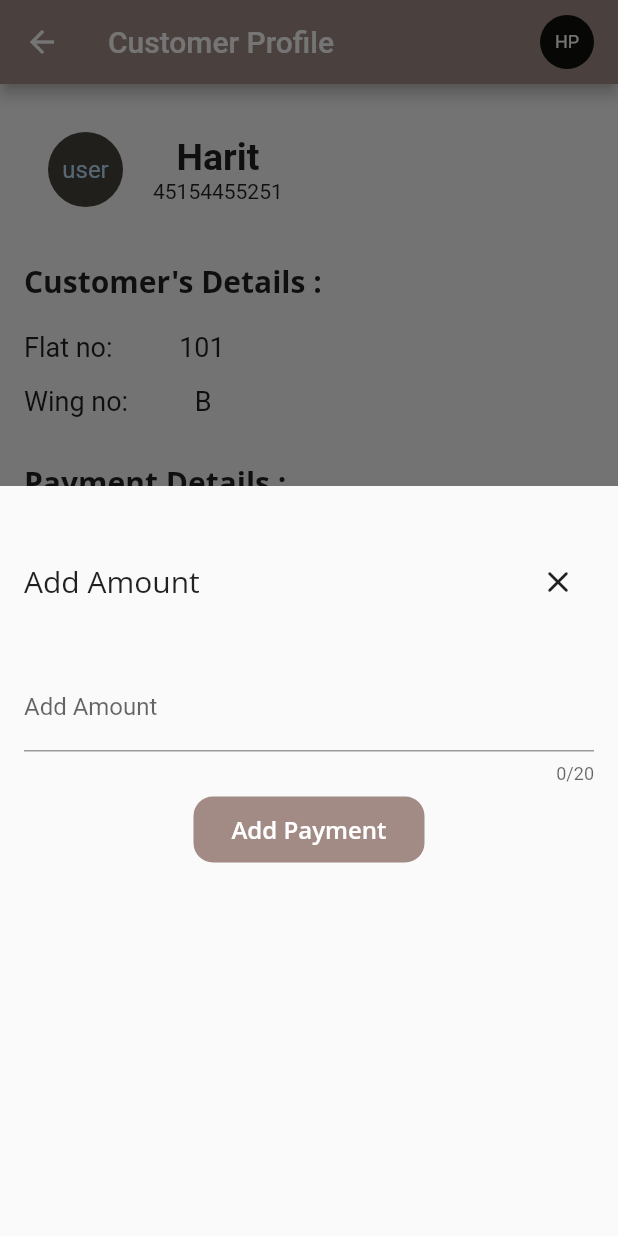
After one commit to Harit012/build_ready, a Flutter app: the CustomersScreen screen opened directly, after a tap on "Add Payment", on a phone screen of 412 x 824 dp. The commit adds this screen. Run offline on Flutter 3.47's test engine with Material 2 defaults, Android fonts, the light colour scheme and no system bars; network calls fail; Roboto replaces fonts that are missing (Open Sans).

Commit message:
added Customer Profile

```diff
--- /dev/null
+++ b/lib/Screens/customers_screen.dart
@@ -0,0 +1,131 @@
+import 'package:build_ready/widgets/add_payment.dart';
+import 'package:build_ready/widgets/builders_navigator.dart';
+import 'package:build_ready/widgets/details_row.dart';
+import 'package:build_ready/widgets/user_profile.dart';
+import 'package:flutter/material.dart';
+
+class CustomersScreen extends StatefulWidget {
+  const CustomersScreen({super.key});
+
+  @override
+  State<CustomersScreen> createState() => _CustomersScreenState();
+}
+
+class _CustomersScreenState extends State<CustomersScreen> {
+  final String blockNo = '101';
+  final String wingNo = 'B';
+  final int totalAmount = 1500000;
+  final int paidAmount = 400000;
+  final int remainingAmount = 1100000;
+
+  @override
+  Widget build(BuildContext context) {
+
+    // ignore: no_leading_underscores_for_local_identifiers
+    void _addPayment() {
+    showModalBottomSheet(
+      useSafeArea: true,
+      isScrollControlled: true,
+      context: context,
+      builder: (ctx) => const AddPayment(),
+    );
+  }
+
+    return Scaffold(
+      appBar: AppBar(
+        backgroundColor: const Color(0xFFA28B85),
+        title: const BuildersNavigator(
+          title: 'Customer Profile',
+        ),
+      ),
+      body: SingleChildScrollView(
+        child: Padding(
+          padding:const EdgeInsets.all(16),
+          child: Column(
+            children: [
+              const UserProfile(userName: 'Harit', userNumber: '45154455251'),
+              const SizedBox(
+                height: 20,
+              ),
+              const Row(
+                mainAxisAlignment: MainAxisAlignment.start,
+                children: [
+                  Text(
+                    "Customer's Details :",
+                    style: TextStyle(
+                      fontSize: 20,
+                      fontFamily: 'Open Sans',
+                      fontWeight: FontWeight.bold,
+                    ),
+                  ),
+                ],
+              ),
+              const SizedBox(height: 20),
+              DetailsRow(lable: "Flat no: ", value: blockNo),
+              const SizedBox(height: 15),
+              DetailsRow(lable: "Wing no: ", value: wingNo),
+              const SizedBox(height: 30),
+              const Row(
+                mainAxisAlignment: MainAxisAlignment.start,
+                children: [
+                  Text(
+                    "Payment Details :",
+                    style: TextStyle(
+                      fontSize: 20,
+                      fontFamily: 'Open Sans',
+                      fontWeight: FontWeight.bold,
+                    ),
+                  ),
+                ],
+              ),
+              const SizedBox(height: 20),
+              DetailsRow(lable: "Paid Amount: ", value: paidAmount.toString()),
+              const SizedBox(height: 15),
+              DetailsRow(
+                  lable: "Total Amount: ", value: totalAmount.toString()),
+              const SizedBox(height: 15),
+              DetailsRow(
+                  lable: "Remaining Amount: ",
+                  value: remainingAmount.toString()),
+              const SizedBox(height: 30),
+              Column(
+                mainAxisAlignment: MainAxisAlignment.end,
+                children: [
+                  Row(
+                    mainAxisAlignment: MainAxisAlignment.center,
+                    children: [
+                      TextButton(
+                      onPressed:_addPayment,
+                      child: Container(
+                          width: 154,
+                          height: 44,
+                          decoration: ShapeDecoration(
+                            color: const Color(0xFFA28B85),
+                            shape: RoundedRectangleBorder(
+                              borderRadius: BorderRadius.circular(13),
+                            ),
+                          ),
+                          child: const Center(
+                            child: Text(
+                              'Add Payment',
+                              style: TextStyle(
+                                color: Colors.white,
+                                fontSize: 16,
+                                fontFamily: 'Open Sans',
+                                fontWeight: FontWeight.w600,
+                                height: 1.25,
+                              ),
+                            ),
+                          ),),
+                    ),
+                    ],
+                  ),
+                ],
+              ),
+            ],
+          ),
+        ),
+      ),
+    );
+  }
+}
--- a/lib/Screens/home_screen.dart
+++ b/lib/Screens/home_screen.dart
@@ -1,3 +1,4 @@
+import 'package:build_ready/Screens/builder_profile_screen.dart';
 import 'package:build_ready/widgets/add_new_project.dart';
 import 'package:build_ready/widgets/projectwidget.dart';
 import 'package:flutter/material.dart';
@@ -43,9 +44,23 @@ class _HomeScreenState extends State<HomeScreen> {
                 child: Row(
                   mainAxisAlignment: MainAxisAlignment.end,
                   children: [
-                    IconButton(
-                      onPressed: _addNewProject,
-                      icon: const Icon(Icons.verified_user_outlined),
+                    InkWell(
+                      onTap: () {
+                        Navigator.push(
+                          context,
+                          MaterialPageRoute(
+                            builder: (context) => const BuilderProfileScreen(),
+                          ),
+                        );
+                      },
+                      child: const CircleAvatar(
+                        radius: 18,
+                        backgroundColor: Color.fromARGB(255, 15, 16, 14),
+                        child: Text(
+                          'HP',
+                          style: TextStyle(color: Colors.white, fontSize: 12),
+                        ),
+                      ),
                     ),
                   ],
                 ),
--- a/lib/Screens/inside_wing_screen.dart
+++ b/lib/Screens/inside_wing_screen.dart
@@ -76,7 +76,7 @@ class _InsideWingScreenState extends State<InsideWingScreen> {
                               children: [
                                 for (int k = 1; k <= noOfBlocksPerFloor; k++)
                                   const BlockWidget(
-                                    isBooked: true,
+                                    isBooked: false,
                                   ),
                               ],
                             ),
--- a/lib/Screens/login_screen.dart
+++ b/lib/Screens/login_screen.dart
@@ -1,3 +1,4 @@
+import 'package:build_ready/Screens/home_screen.dart';
 import 'package:flutter/material.dart';
 
 class LoginScreen extends StatefulWidget {
@@ -96,7 +97,12 @@ class _LoginScreenState extends State<LoginScreen> {
                 //         borderRadius: BorderRadius.circular(20)),
                 //     onPressed: () {})
                 TextButton(
-                  onPressed: () {},
+                  onPressed: () {
+                    Navigator.push(
+                        context,
+                        MaterialPageRoute(
+                            builder: (context) => const HomeScreen()));
+                  },
                   child: Container(
                       width: 154,
                       height: 44,
--- a/lib/Screens/properties_screen.dart
+++ b/lib/Screens/properties_screen.dart
@@ -1,6 +1,8 @@
 // import 'package:build_ready/data/dummy_url.dart';
 import 'package:build_ready/Screens/flat_booking_screen.dart';
 import 'package:build_ready/Screens/gallery_features_screen.dart';
+import 'package:build_ready/Screens/payment_info_screen.dart';
+import 'package:build_ready/widgets/builders_navigator.dart';
 import 'package:build_ready/widgets/properties.dart';
 import 'package:flutter/material.dart';
 
@@ -13,22 +15,7 @@ class PropertiesScreen extends StatelessWidget {
       child: Scaffold(
         appBar: AppBar(
           backgroundColor: const Color(0xFFA28B85),
-          title: Row(
-            children: [
-              const Text('Properties'),
-              Expanded(
-                child: Row(
-                  mainAxisAlignment: MainAxisAlignment.end,
-                  children: [
-                    IconButton(
-                      onPressed: () {},
-                      icon: const Icon(Icons.verified_user_outlined),
-                    ),
-                  ],
-                ),
-              )
-            ],
-          ),
+          title: const BuildersNavigator(title: 'Properties'),
         ),
         body: Column(
           children: [
@@ -51,7 +38,14 @@ class PropertiesScreen extends StatelessWidget {
               height: 10,
             ),
             InkWell(
-              onTap: () {},
+              onTap: () {
+                Navigator.push(
+                  context,
+                  MaterialPageRoute(
+                    builder: (context) => PaymentInfoScreen(),
+                  ),
+                );
+              },
               child: const PropertiesWidget(
                   url: 'images/PaymentDetails.jpg', name: 'Payment Details'),
             ),
--- a/lib/main.dart
+++ b/lib/main.dart
@@ -1,4 +1,4 @@
-import 'package:build_ready/Screens/builder_profile_screen.dart';
+import 'package:build_ready/Screens/login_screen.dart';
 
 import 'package:flutter/material.dart';
 
@@ -8,7 +8,7 @@ void main() {
       // theme: ,
       // darkTheme: ,
       debugShowCheckedModeBanner: false,
-      home: BuilderProfileScreen(),
+      home: LoginScreen(),
     ),
   );
 }
--- a/lib/widgets/add_new_project.dart
+++ b/lib/widgets/add_new_project.dart
@@ -96,7 +96,7 @@ class _AddNewProjectState extends State<AddNewProject> {
                             ),
                           ),
                           const SizedBox(
-                            width: 60,
+                            width: 30,
                           ),
                           SizedBox(
                             width: 80,
@@ -110,7 +110,7 @@ class _AddNewProjectState extends State<AddNewProject> {
                             ),
                           ),
                           const SizedBox(
-                            width: 60,
+                            width: 30,
                           ),
                           SizedBox(
                             width: 80,
@@ -126,7 +126,7 @@ class _AddNewProjectState extends State<AddNewProject> {
                         ],
                       ),
                       const SizedBox(
-                        height: 30,
+                        height: 20,
                       ),
                       TextField(
                         controller: _imageUrlController,
@@ -137,7 +137,7 @@ class _AddNewProjectState extends State<AddNewProject> {
                         ),
                       ),
                       const SizedBox(
-                        height: 30,
+                        height: 20,
                       ),
                       TextButton(
                         onPressed: () {},
--- /dev/null
+++ b/lib/widgets/add_payment.dart
@@ -0,0 +1,105 @@
+import 'package:flutter/material.dart';
+
+class AddPayment extends StatefulWidget {
+  const AddPayment({super.key});
+
+  @override
+  State<AddPayment> createState() => _AddPaymentState();
+}
+
+class _AddPaymentState extends State<AddPayment> {
+  final _addedAmountController = TextEditingController();
+
+  @override
+  Widget build(BuildContext context) {
+    final keyboardSpace = MediaQuery.of(context).viewInsets.bottom;
+
+    return LayoutBuilder(builder: (context, constraints) {
+      return SizedBox(
+        height: 500,
+        child: SingleChildScrollView(
+          child: Padding(
+            padding: EdgeInsets.fromLTRB(16, 40, 16, keyboardSpace + 16),
+            child: Expanded(
+              child: Container(
+                decoration:
+                    BoxDecoration(borderRadius: BorderRadius.circular(20)),
+                child: Column(
+                  children: [
+                    Row(
+                      mainAxisAlignment: MainAxisAlignment.start,
+                      children: [
+                        const Text(
+                          'Add Amount ',
+                          style:
+                              TextStyle(fontSize: 20, fontFamily: 'OpenSanas'),
+                        ),
+                        Expanded(
+                          child: Row(
+                            mainAxisAlignment: MainAxisAlignment.end,
+                            children: [
+                              IconButton(
+                                  onPressed: () {
+                                    Navigator.pop(context);
+                                  },
+                                  icon: const Icon(Icons.close_rounded))
+                            ],
+                          ),
+                        ),
+                      ],
+                    ),
+                    const SizedBox(
+                      height: 30,
+                    ),
+                    TextField(
+                      controller: _addedAmountController,
+                      maxLength: 20,
+                      keyboardType: TextInputType.number,
+                      decoration: const InputDecoration(
+                        label: Text(
+                          "Add Amount",
+                        ),
+                      ),
+                    ),
+                    Row(
+                      mainAxisAlignment: MainAxisAlignment.center,
+                      children: [
+                        TextButton(
+                          onPressed: () {
+                            Navigator.pop(context);
+                          },
+                          child: Container(
+                            width: 154,
+                            height: 44,
+                            decoration: ShapeDecoration(
+                              color: const Color(0xFFA28B85),
+                              shape: RoundedRectangleBorder(
+                                borderRadius: BorderRadius.circular(13),
+                              ),
+                            ),
+                            child: const Center(
+                              child: Text(
+                                'Add Payment',
+                                style: TextStyle(
+                                  color: Colors.white,
+                                  fontSize: 16,
+                                  fontFamily: 'Open Sans',
+                                  fontWeight: FontWeight.w600,
+                                  height: 1.25,
+                                ),
+                              ),
+                            ),
+                          ),
+                        ),
+                      ],
+                    )
+                  ],
+                ),
+              ),
+            ),
+          ),
+        ),
+      );
+    });
+  }
+}
--- a/lib/widgets/block_widget.dart
+++ b/lib/widgets/block_widget.dart
@@ -1,3 +1,4 @@
+import 'package:build_ready/Screens/customers_screen.dart';
 import 'package:build_ready/widgets/booking_form.dart';
 import 'package:flutter/material.dart';
 
@@ -9,9 +10,9 @@ class BlockWidget extends StatelessWidget {
 
   Color _getColor(isBooked) {
     if (isBooked) {
+      return const Color.fromARGB(245, 234, 95, 56);
+    } else {
       return const Color.fromARGB(113, 117, 235, 80);
-    } else {
-      return const Color.fromARGB(245, 234, 95, 56);
     }
   }
 
@@ -33,7 +34,12 @@ class BlockWidget extends StatelessWidget {
           InkWell(
             onTap: () {
               if (isBooked) {
-                _bookingForm(context);
+                Navigator.push(
+                  context,
+                  MaterialPageRoute(
+                    builder: (context) => const CustomersScreen(),
+                  ),
+                );
               } else {
                 _bookingForm(context); // this is not Permenant
               }
--- a/lib/widgets/booking_form.dart
+++ b/lib/widgets/booking_form.dart
@@ -98,7 +98,7 @@ class _BookingFormState extends State<BookingForm> {
                     Row(
                       children: [
                         SizedBox(
-                          width: 150,
+                          width: 130,
                           child: TextField(
                             controller: _buyerPaymentController,
                             maxLength: 20,
@@ -114,7 +114,7 @@ class _BookingFormState extends State<BookingForm> {
                           width: 50,
                         ),
                         SizedBox(
-                          width: 150,
+                          width: 130,
                           child: TextField(
                             controller: _totalPaymentController,
                             maxLength: 20,
@@ -136,7 +136,7 @@ class _BookingFormState extends State<BookingForm> {
                         TextButton(
                           onPressed: () {},
                           child: Container(
-                            width: 154,
+                            width: 134,
                             height: 44,
                             decoration: ShapeDecoration(
                               color: const Color(0xFFA28B85),
@@ -166,7 +166,7 @@ class _BookingFormState extends State<BookingForm> {
                             Navigator.pop(context);
                           },
                           child: Container(
-                            width: 154,
+                            width: 134,
                             height: 44,
                             decoration: ShapeDecoration(
                               color: const Color(0xFFA28B85),
--- a/lib/widgets/projectwidget.dart
+++ b/lib/widgets/projectwidget.dart
@@ -25,7 +25,7 @@ class ProjectWidget extends StatelessWidget {
               'https://cdn.pixabay.com/photo/2015/04/23/22/00/tree-736885_1280.jpg',
             ),
             fit: BoxFit.cover,
-            opacity: 0.2,
+            opacity: 0.7,
           ),
           color: Colors.black,
           shape: BoxShape.rectangle,
--- /dev/null
+++ b/lib/widgets/user_profile.dart
@@ -0,0 +1,40 @@
+import 'package:flutter/material.dart';
+
+class UserProfile extends StatelessWidget {
+  const UserProfile({
+    super.key,
+    required this.userName,
+    required this.userNumber,
+  });
+  final String userName;
+  final String userNumber;
+
+  @override
+  Widget build(BuildContext context) {
+    return Padding(
+      padding: const EdgeInsets.all(16),
+      child: Row(
+        children: [
+          const CircleAvatar(
+            backgroundColor: Color.fromARGB(255, 70, 67, 58),
+            radius: 25,
+            child: Text('user'),
+          ),
+          const SizedBox(width: 20),
+          Column(
+            children: [
+              Text(
+                userName,
+                style:
+                    const TextStyle(fontSize: 25, fontWeight: FontWeight.bold),
+              ),
+              Text(
+                userNumber,
+              )
+            ],
+          )
+        ],
+      ),
+    );
+  }
+}
--- a/lib/widgets/wings.dart
+++ b/lib/widgets/wings.dart
@@ -1,4 +1,4 @@
-import 'package:build_ready/Screens/home_screen.dart';
+import 'package:build_ready/Screens/inside_wing_screen.dart';
 import 'package:flutter/material.dart';
 
 
@@ -14,7 +14,7 @@ class Wing extends StatelessWidget {
           Navigator.push(
             context,
             MaterialPageRoute(
-              builder: (context) => const HomeScreen(),
+              builder: (context) => const InsideWingScreen(),
             ),
           );
         },
```
